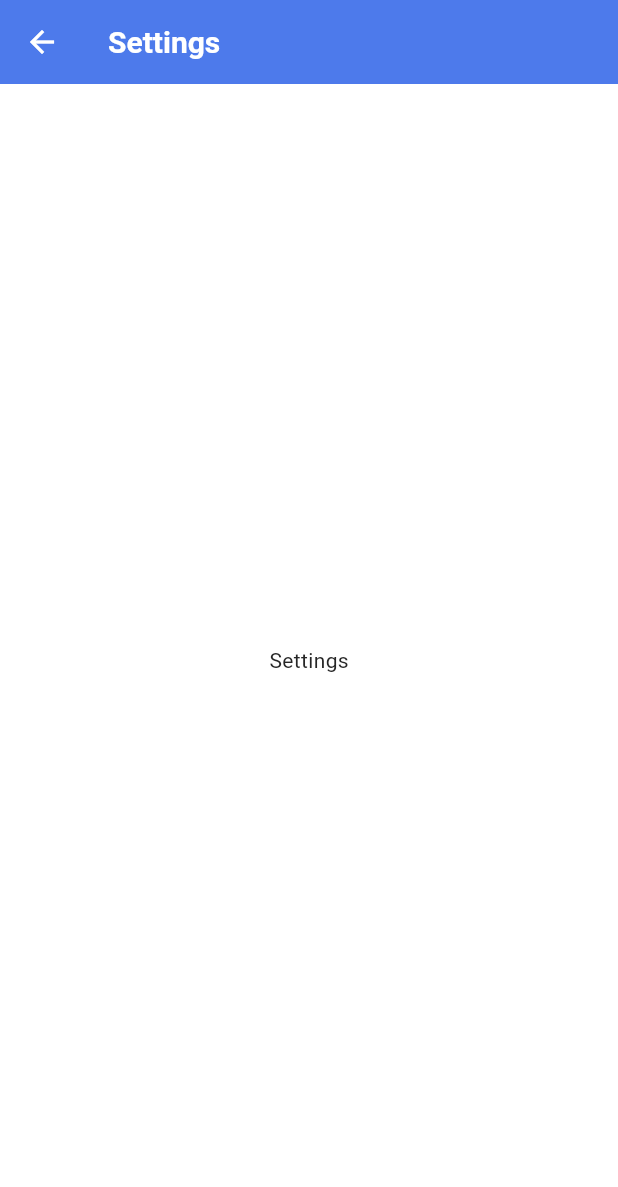
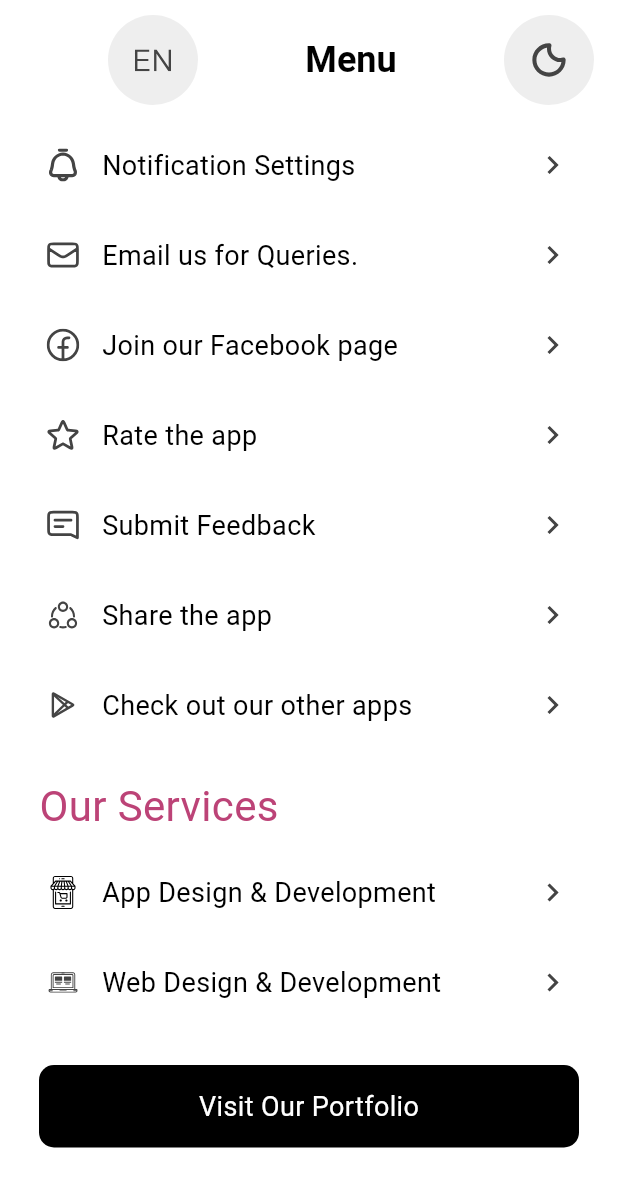
Before and after one commit to royalcourtbd/dhaka_bus, a Flutter app: the SettingsPage screen opened directly, on a phone screen of 412 x 824 dp. Shown: the top 1187 px of the screen. Run offline on Flutter 3.47's test engine with Material 3 defaults, Android fonts, the phone set to English and light mode, and no system bars; our stand-ins replace cloud_firestore, device_info_plus, drift, equatable, firebase_analytics, firebase_core and 14 more; missing offline and left inert: talker_logger; accounts and stored records are empty; Roboto replaces fonts that are missing (Poppins).

Commit message:
Settings Page Design completed

```diff
--- a/lib/features/main/presentation/ui/main_page.dart
+++ b/lib/features/main/presentation/ui/main_page.dart
@@ -1,4 +1,5 @@
 import 'package:dhaka_bus/features/bus_management/presentation/ui/bus_routes_display_page.dart';
+import 'package:dhaka_bus/features/settings/presentation/ui/settings_page.dart';
 import 'package:flutter/material.dart';
 import 'package:dhaka_bus/core/di/service_locator.dart';
 import 'package:dhaka_bus/core/widgets/presentable_widget_builder.dart';
@@ -16,7 +17,7 @@ class MainPage extends StatelessWidget {
     BusRoutesDisplayPage(),
     BusRoutesDisplayPage(),
     BusRoutesDisplayPage(),
-    BusRoutesDisplayPage(),
+    SettingsPage(),
   ];
 
   @override
@@ -34,10 +35,6 @@ class MainPage extends StatelessWidget {
             bottomNavigationBar: MainNavigationBar(
               selectedIndex: state.selectedBottomNavIndex,
               onDestinationSelected: (index) {
-                if (index == 3) {
-                  showMessage(message: 'Coming soon');
-                  return;
-                }
                 _mainPresenter.changeNavigationIndex(index);
               },
             ),
--- a/lib/features/settings/presentation/ui/settings_page.dart
+++ b/lib/features/settings/presentation/ui/settings_page.dart
@@ -1,3 +1,6 @@
+import 'package:dhaka_bus/features/settings/presentation/widgets/appbar_ic_container.dart';
+import 'package:dhaka_bus/features/settings/presentation/widgets/button_ctn.dart';
+import 'package:dhaka_bus/features/settings/presentation/widgets/menu_item.dart';
 import 'package:flutter/material.dart';
 
 class SettingsPage extends StatelessWidget {
@@ -6,8 +9,86 @@ class SettingsPage extends StatelessWidget {
   @override
   Widget build(BuildContext context) {
     return Scaffold(
-      appBar: AppBar(title: Text('Settings')),
-      body: Center(child: Text('Settings')),
+      appBar: AppBar(
+        toolbarHeight: 70,
+        backgroundColor: Colors.white,
+        title: Padding(
+          padding: const EdgeInsets.only(top: 10),
+          child: Row(
+            children: [
+              AppbarIcContainer(assetPath: 'assets/svg/EN.svg'),
+              Spacer(),
+              Text('Menu', style: TextStyle(color: Colors.black, fontSize: 24)),
+              Spacer(),
+              AppbarIcContainer(assetPath: 'assets/svg/moon_icon.svg'),
+            ],
+          ),
+        ),
+      ),
+      body: Column(
+        children: [
+          SizedBox(height: 15),
+          MenuItem(
+            itemAssetPath: 'assets/svg/notification.svg',
+            itemTitle: 'Notification Settings',
+          ),
+          SizedBox(height: 10),
+          MenuItem(
+            itemAssetPath: 'assets/svg/mail.svg',
+            itemTitle: 'Email us for Queries.',
+          ),
+          SizedBox(height: 10),
+          MenuItem(
+            itemAssetPath: 'assets/svg/facebook_icon.svg',
+            itemTitle: 'Join our Facebook page',
+          ),
+          SizedBox(height: 10),
+          MenuItem(
+            itemAssetPath: 'assets/svg/star.svg',
+            itemTitle: 'Rate the app',
+          ),
+          SizedBox(height: 10),
+          MenuItem(
+            itemAssetPath: 'assets/svg/feedback_icon.svg',
+            itemTitle: 'Submit Feedback',
+          ),
+          SizedBox(height: 10),
+          MenuItem(
+            itemAssetPath: 'assets/svg/share_icon.svg',
+            itemTitle: 'Share the app',
+          ),
+          SizedBox(height: 10),
+          MenuItem(
+            itemAssetPath: 'assets/svg/store.svg',
+            itemTitle: 'Check out our other apps',
+          ),
+
+          SizedBox(height: 20),
+          Padding(
+            padding: const EdgeInsets.only(right: 200),
+            child: Text(
+              'Our Services',
+              style: TextStyle(
+                color: Color(0xFFBC4377),
+                fontSize: 28,
+                fontWeight: FontWeight.normal,
+              ),
+            ),
+          ),
+          SizedBox(height: 10),
+          MenuItem(
+            itemAssetPath: 'assets/svg/dev_icon.svg',
+            itemTitle: 'App Design & Development',
+          ),
+          SizedBox(height: 10),
+          MenuItem(
+            itemAssetPath: 'assets/svg/web_icon.svg',
+            itemTitle: 'Web Design & Development',
+          ),
+          SizedBox(height: 30),
+          Center(child: VisitPortfolio()),
+        ],
+      ),
     );
   }
 }
--- /dev/null
+++ b/lib/features/settings/presentation/widgets/appbar_ic_container.dart
@@ -0,0 +1,25 @@
+import 'package:flutter/material.dart';
+import 'package:flutter_svg/svg.dart';
+
+class AppbarIcContainer extends StatelessWidget {
+  AppbarIcContainer({super.key, required this.assetPath});
+  final String assetPath;
+
+  @override
+  Widget build(BuildContext context) {
+    return Container(
+      height: 60,
+      width: 60,
+      decoration: BoxDecoration(
+        color: Color(0xFFEEEEEE),
+        borderRadius: BorderRadius.circular(30),
+      ),
+      child: SvgPicture.asset(
+        assetPath,
+        width: 24,
+        height: 24,
+        fit: BoxFit.scaleDown,
+      ),
+    );
+  }
+}
--- /dev/null
+++ b/lib/features/settings/presentation/widgets/button_ctn.dart
@@ -0,0 +1,23 @@
+import 'package:flutter/material.dart';
+
+class VisitPortfolio extends StatelessWidget {
+  const VisitPortfolio({super.key});
+
+  @override
+  Widget build(BuildContext context) {
+    return Container(
+      height: 55,
+      width: 360,
+      decoration: BoxDecoration(
+        color: Colors.black,
+        borderRadius: BorderRadius.all(Radius.circular(10)),
+      ),
+      child: Center(
+        child: Text(
+          'Visit Our Portfolio',
+          style: TextStyle(color: Colors.white, fontSize: 18),
+        ),
+      ),
+    );
+  }
+}
--- /dev/null
+++ b/lib/features/settings/presentation/widgets/menu_item.dart
@@ -0,0 +1,41 @@
+import 'package:flutter/material.dart';
+import 'package:flutter_svg/flutter_svg.dart';
+
+class MenuItem extends StatelessWidget {
+  MenuItem({super.key, required this.itemAssetPath, required this.itemTitle});
+  final String itemAssetPath;
+  final String itemTitle;
+
+  @override
+  Widget build(BuildContext context) {
+    return Container(
+      height: 50,
+      width: 390,
+      decoration: BoxDecoration(color: Colors.white60),
+      child: Row(
+        children: [
+          Padding(
+            padding: const EdgeInsets.only(left: 20),
+            child: SvgPicture.asset(itemAssetPath, height: 22, width: 22),
+          ),
+          Padding(
+            padding: const EdgeInsets.only(left: 15),
+            child: Text(
+              itemTitle,
+              style: TextStyle(color: Colors.black, fontSize: 18),
+            ),
+          ),
+          Spacer(),
+          Padding(
+            padding: const EdgeInsets.only(right: 20),
+            child: SvgPicture.asset(
+              'assets/svg/arrow_down.svg',
+              height: 24,
+              width: 24,
+            ),
+          ),
+        ],
+      ),
+    );
+  }
+}
```
Also changed, not shown: assets/svg/EN.svg (added), assets/svg/arrow_down.svg (added), assets/svg/dev_icon.svg (added), assets/svg/facebook_icon.svg (added), assets/svg/feedback_icon.svg (added), assets/svg/mail.svg (added), assets/svg/moon_icon.svg (added), assets/svg/notification.svg (added), assets/svg/share_icon.svg (added), assets/svg/star.svg (added), assets/svg/store.svg (added), assets/svg/web_icon.svg (added).
